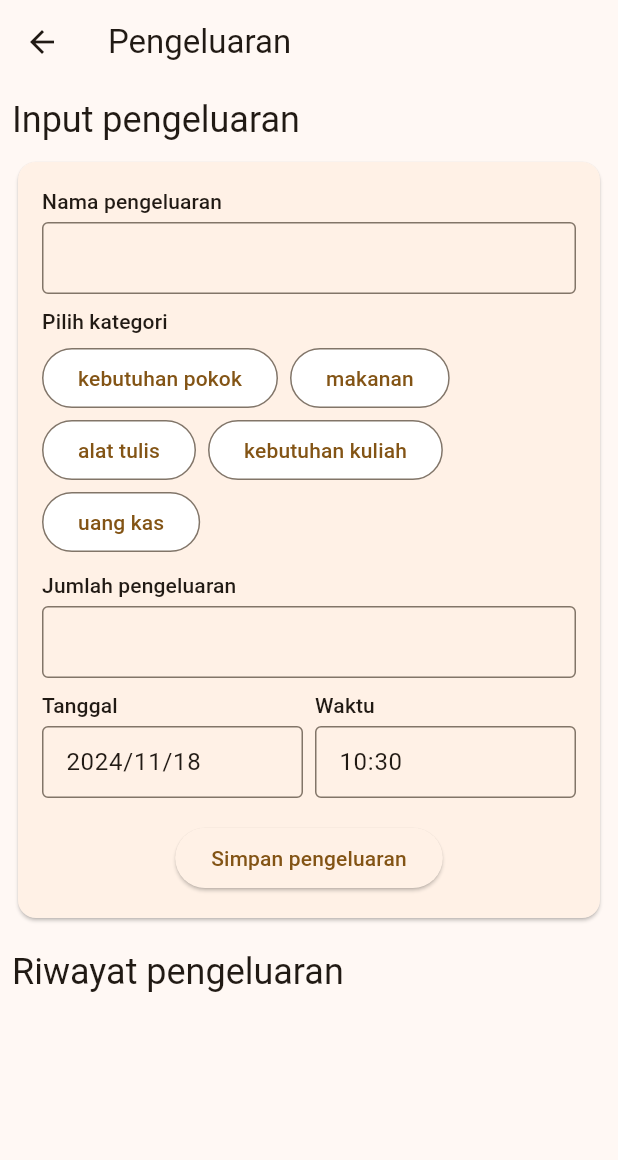
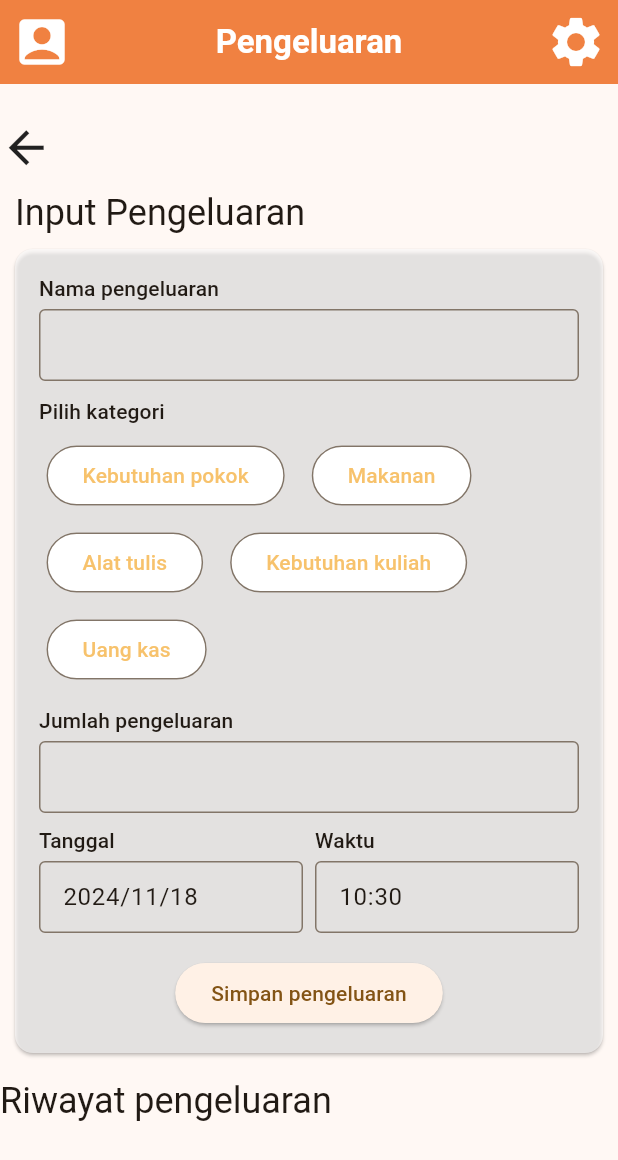
Before and after one commit to PPiR0604/Budgeter, a Flutter app: the ExpensesPage screen opened directly, on a phone screen of 412 x 824 dp. Shown: the top 1160 px of the screen. Run offline on Flutter 3.47's test engine with Material 3 defaults, Android fonts, the light colour scheme and no system bars; our stand-ins replace sqflite, sqflite_common_ffi, sqflite_common_ffi_web, syncfusion_flutter_charts; accounts and stored records are empty.

Commit message:
Perbaikan desain Expense dan perbaikan di halaman lain

```diff
--- a/lib/Expenses.dart
+++ b/lib/Expenses.dart
@@ -4,6 +4,7 @@ import 'package:budgeter/entities.dart';
 import 'package:flutter/material.dart';
 import 'package:intl/intl.dart';
 import 'package:provider/provider.dart';
+import 'settingPage.dart';
 
 class ExpensesPage extends StatelessWidget {
   const ExpensesPage({super.key});
@@ -13,26 +14,72 @@ class ExpensesPage extends StatelessWidget {
     final theme = Theme.of(context);
 
     return Scaffold(
-      appBar: AppBar(title: const Text('Pengeluaran')),
+      appBar: AppBar(
+        backgroundColor: const Color.fromARGB(255, 240, 129, 65),
+        title: const Text(
+          "Pengeluaran",
+          style: TextStyle(fontWeight: FontWeight.bold, color: Colors.white),
+        ),
+        centerTitle: true,
+        leading: IconButton(
+          onPressed: () {},
+          icon: const Icon(Icons.account_box_rounded, color: Colors.white),
+          iconSize: 40,
+        ),
+        actions: [
+          IconButton(
+            onPressed: () {
+              Navigator.push(context,
+                  MaterialPageRoute(builder: (context) => SettingPage()));
+            },
+            icon: const Icon(
+              Icons.settings,
+              color: Colors.white,
+            ),
+            iconSize: 40,
+          )
+        ],
+      ),
       body: Padding(
-        padding: const EdgeInsets.all(8.0),
+        padding: const EdgeInsets.only(top: 15),
         child: ListView(
           children: [
+            const Padding(padding: EdgeInsets.only(top: 10)),
+            Row(
+              crossAxisAlignment: CrossAxisAlignment.start,
+              children: [
+                InkWell(
+                  onTap: () {
+                    Navigator.pop(context);
+                  },
+                  child: const Icon(
+                    Icons.arrow_back,
+                    size: 35,
+                  ),
+                ),
+              ],
+            ),
+            const Padding(padding: EdgeInsets.only(top: 10)),
+            Row(
+              children: [
+                const Padding(padding: EdgeInsets.only(left: 10)),
                 Text(
-              'Input pengeluaran',
+                  'Input Pengeluaran',
                   textAlign: TextAlign.left,
                   style: theme.textTheme.headlineSmall,
                 ),
-            SizedBox(height: 8),
+              ],
+            ),
+            const SizedBox(height: 8),
             const TransactionInputSection(),
-            SizedBox(height: 16),
+            const SizedBox(height: 16),
             Text(
               'Riwayat pengeluaran',
               textAlign: TextAlign.left,
               style: theme.textTheme.headlineSmall,
             ),
-            SizedBox(height: 8),
-            TransactionList(),
+            const SizedBox(height: 8),
+            const TransactionList(),
           ],
         ),
       ),
@@ -91,6 +138,8 @@ class _TransactionInputSectionState extends State<TransactionInputSection> {
   Widget build(BuildContext context) {
     final value = context.watch<UserDatabase>();
     return Card(
+      margin: const EdgeInsets.only(left: 10, right: 10),
+      color: Colors.white60,
       child: Padding(
         padding: const EdgeInsets.all(16.0),
         child: Form(
@@ -104,12 +153,12 @@ class _TransactionInputSectionState extends State<TransactionInputSection> {
                 onSaved: (name) => _updateName(name!),
                 validator: (value) {
                   if (value == null || value.isEmpty) {
-                    return 'please input some value';
+                    return 'Please input some value';
                   }
                   return null;
                 },
               ),
-              SizedBox(height: 8),
+              const Padding(padding: EdgeInsets.only(top: 10)),
               // seleksi kategori pengeluaran
               Row(
                 children: [
@@ -120,7 +169,7 @@ class _TransactionInputSectionState extends State<TransactionInputSection> {
                   ),
                 ],
               ),
-              SizedBox(height: 8),
+              const SizedBox(height: 8),
               // form jumlah pengeluaran
               CustomTextFormField(
                 labelText: 'Jumlah pengeluaran',
@@ -133,12 +182,12 @@ class _TransactionInputSectionState extends State<TransactionInputSection> {
                   return null;
                 },
               ),
-              SizedBox(height: 8),
+              const SizedBox(height: 8),
               // form seleksi tanggal dan waktu
               CustomDateTimeFormFields(
                 onSaved: (date) => _updateDate(date!),
               ),
-              SizedBox(width: 8),
+              const SizedBox(width: 8),
               // tombol simpan pengeluaran
               Padding(
                 padding: const EdgeInsets.fromLTRB(0, 16, 0, 0),
@@ -183,11 +232,11 @@ class CategorySelector extends StatefulWidget {
 
 class _CategorySelectorState extends State<CategorySelector> {
   var categoryList = [
-    'kebutuhan pokok',
-    'makanan',
-    'alat tulis',
-    'kebutuhan kuliah',
-    'uang kas'
+    'Kebutuhan pokok',
+    'Makanan',
+    'Alat tulis',
+    'Kebutuhan kuliah',
+    'Uang kas'
   ];
   int? selectedIndex;
 
@@ -203,15 +252,25 @@ class _CategorySelectorState extends State<CategorySelector> {
 
     var gridEntries = categoryList.asMap().entries.map((entry) {
       if (selectedIndex == entry.key) {}
-      return OutlinedButton(
+      return Container(
+        margin: const EdgeInsets.all(5),
+        child: OutlinedButton(
           style: OutlinedButton.styleFrom(
-            backgroundColor:
-                selectedIndex == entry.key ? Colors.blue : Colors.white),
+              backgroundColor: selectedIndex == entry.key
+                  ? const Color.fromARGB(169, 243, 163, 33)
+                  : Colors.white),
           onPressed: () {
             selectedIndex = entry.key;
             widget.onChange(entry.value);
           },
-        child: Text(entry.value),
+          child: Text(
+            entry.value,
+            style: TextStyle(
+                color: selectedIndex == entry.key
+                    ? Colors.white
+                    : const Color.fromARGB(169, 243, 163, 33)),
+          ),
+        ),
       );
     }).toList();
 
@@ -223,7 +282,7 @@ class _CategorySelectorState extends State<CategorySelector> {
           textAlign: TextAlign.left,
           style: theme.textTheme.labelLarge,
         ),
-        SizedBox(
+        const SizedBox(
           height: 4,
         ),
         Wrap(
@@ -253,7 +312,7 @@ class TransactionList extends StatelessWidget {
                 snapshot.data!.map((txn) => TransactionCard(tsc: txn)).toList(),
           );
         } else {
-          return CircularProgressIndicator();
+          return const CircularProgressIndicator();
         }
       },
     );
@@ -283,14 +342,14 @@ class TransactionCard extends StatelessWidget {
                   child: Text(
                     dateFormatter.format(tsc.date),
                     textAlign: TextAlign.start,
-                    style: TextStyle(fontSize: 12),
+                    style: const TextStyle(fontSize: 12),
                   ),
                 ),
                 Expanded(
                   child: Text(
                     timeFormatter.format(tsc.date),
                     textAlign: TextAlign.end,
-                    style: TextStyle(fontSize: 12),
+                    style: const TextStyle(fontSize: 12),
                   ),
                 ),
               ],
@@ -304,7 +363,7 @@ class TransactionCard extends StatelessWidget {
                       Text(
                         tsc.name,
                         textAlign: TextAlign.start,
-                        style: TextStyle(
+                        style: const TextStyle(
                           fontWeight: FontWeight.bold,
                           fontSize: 16,
                         ),
@@ -312,7 +371,7 @@ class TransactionCard extends StatelessWidget {
                       Text(
                         tsc.category ?? 'No Category',
                         textAlign: TextAlign.start,
-                        style: TextStyle(fontSize: 12),
+                        style: const TextStyle(fontSize: 12),
                       ),
                     ],
                   ),
--- a/lib/Home.dart
+++ b/lib/Home.dart
@@ -112,10 +112,8 @@ class HomePage extends StatelessWidget {
                       Text("Pengeluaran")
                     ],
                   ),
-                  onTap: () => Navigator.push(
-                    context,
-                    MaterialPageRoute(builder: (context) => ExpensesPage())
-                  ),
+                  onTap: () => Navigator.push(context,
+                      MaterialPageRoute(builder: (context) => ExpensesPage())),
                 ),
               ),
               Expanded(
--- a/lib/entities.dart
+++ b/lib/entities.dart
@@ -13,7 +13,6 @@ class Transaction {
   final DateTime date;
   final TransactionType type;
   final String? category;
-
 }
 
 enum TransactionType { income, expense }
@@ -33,7 +32,6 @@ class Bill {
   final double interest;
   final DateTime dueDate;
   final int interval;
-
 }
 
 /// Class yang merepresentasikan wishlist
@@ -64,5 +62,4 @@ class Report {
   final int totalIncome;
   final int totalExpense;
   final List<Transaction> transactions;
-
 }
```
Also changed, not shown: lib/Wishlist.dart (+10 -17 lines), lib/main.dart (+12 -4 lines), pubspec.yaml (+8 -7 lines), lib/components.dart (line endings or trailing spaces), lib/logic.dart (line endings or trailing spaces), pubspec.lock, 7 other files. Lines whose indentation alone changed are shown as unchanged.
